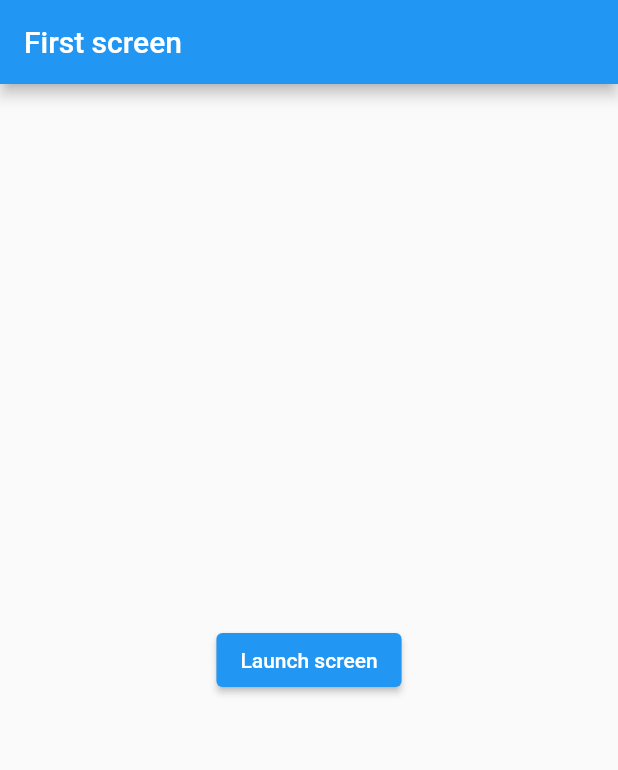
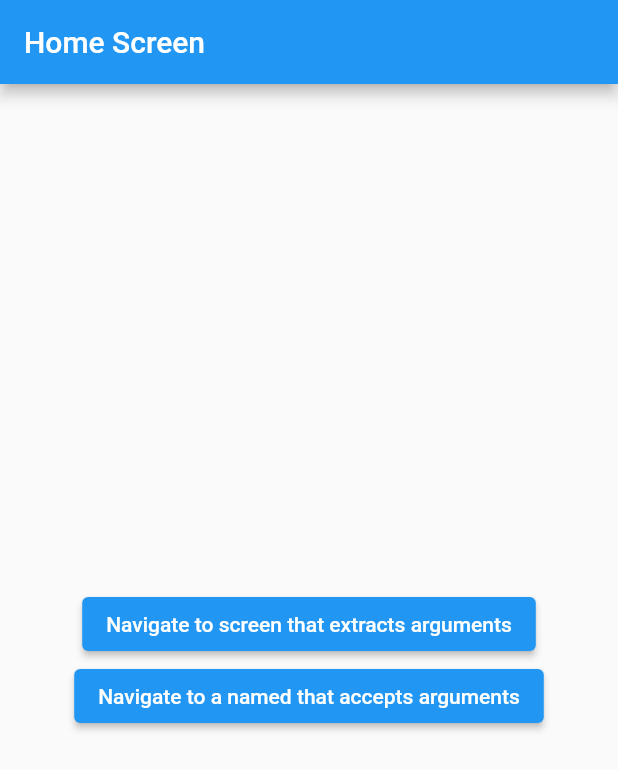
Before and after one commit to chimichi004/cookbook_flutter, a Flutter app: the screen it shows after launch, on a phone screen of 412 x 824 dp. Shown: the top 770 px of the screen. Run offline on Flutter 3.47's test engine with Material 2 defaults, Android fonts, the phone set to English and light mode, and no system bars; our stand-ins replace cached_network_image, google_fonts, sentry, transparent_image.

Commit message:
Pass arguments to a named route

```diff
--- a/lib/main.dart
+++ b/lib/main.dart
@@ -43,8 +43,12 @@ import 'package:google_fonts/google_fonts.dart';
 /*Navigation */
 // import 'navigation/nav_hero/main_screen.dart';
 //import 'navigation/nav_routes/first_route.dart';
-import 'navigation/nav_name_routes/firstscreen.dart';
-import 'navigation/nav_name_routes/secondscreem.dart';
+//import 'navigation/nav_name_routes/firstscreen.dart';
+//import 'navigation/nav_name_routes/secondscreem.dart';
+import 'package:cookbook_flutter/navigation/nav_extract_routenames/extract_screen.dart';
+import 'package:cookbook_flutter/navigation/nav_extract_routenames/home_screen.dart';
+import 'package:cookbook_flutter/navigation/nav_extract_routenames/pass_screen.dart';
+import 'package:cookbook_flutter/navigation/nav_extract_routenames/screen_arguments.dart';
 
 main() {
   // runApp(MaterialApp(
@@ -83,18 +87,55 @@ class MyApp extends StatelessWidget {
     // );
 
     //SAMPLE ANIMATE NAVIGATE
+    // return MaterialApp(
+    //   title: 'Navigation Basics',
+    //   //home: FirstRoute(), //Comment this if using NavigationRoutes
+    //   // Start the app with the "/" named route. In this case, the app starts
+    //   // on the FirstScreen widget.
+    //   initialRoute: '/',
+    //   routes: {
+    //     // When navigating to the "/" route, build the FirstScreen widget.
+    //     '/': (context) => FirstScreen(),
+    //     // When navigating to the "/second" route, build the SecondScreen widget.
+    //     '/second': (context) => SecondScreen(),
+    //   },
+    // );
+
+    ///ADVANCE MATERIAL NAVIGATION
+    ///Pass arguments to a named route
     return MaterialApp(
-      title: 'Navigation Basics',
-      //home: FirstRoute(), //Comment this if using NavigationRoutes
-      // Start the app with the "/" named route. In this case, the app starts
-      // on the FirstScreen widget.
-      initialRoute: '/',
-      routes: {
-        // When navigating to the "/" route, build the FirstScreen widget.
-        '/': (context) => FirstScreen(),
-        // When navigating to the "/second" route, build the SecondScreen widget.
-        '/second': (context) => SecondScreen(),
-      },
-    );
+        // Provide a function to handle named routes. Use this function to
+        // identify the named route being pushed, and create the correct
+        // Screen.
+        onGenerateRoute: (settings) {
+          // If you push the PassArguments route
+          if (settings.name == PassArgumentsScreen.routeName) {
+            // Cast the arguments to the correct type: ScreenArguments.
+            final ScreenArguments args = settings.arguments;
+
+            // Then, extract the required data from the arguments and
+            // pass the data to the correct screen.
+            return MaterialPageRoute(
+              builder: (context) {
+                return PassArgumentsScreen(
+                  title: args.title,
+                  message: args.message,
+                );
+              },
+            );
+          }
+          // The code only supports PassArgumentsScreen.routeName right now.
+          // Other values need to be implemented if we add them. The assertion
+          // here will help remind us of that higher up in the call stack, since
+          // this assertion would otherwise fire somewhere in the framework.
+          assert(false, 'Need to implement ${settings.name}');
+          return null;
+        },
+        title: 'Navigation with Arguments',
+        home: HomeScreen(),
+        routes: {
+          ExtractArgumentsScreen.routeName: (context) =>
+              ExtractArgumentsScreen(),
+        });
   }
 }
--- /dev/null
+++ b/lib/navigation/nav_extract_routenames/home_screen.dart
@@ -0,0 +1,59 @@
+// https://flutter.dev/docs/cookbook/navigation/navigate-with-arguments
+
+import 'package:cookbook_flutter/navigation/nav_extract_routenames/extract_screen.dart';
+import 'package:cookbook_flutter/navigation/nav_extract_routenames/pass_screen.dart';
+import 'package:cookbook_flutter/navigation/nav_extract_routenames/screen_arguments.dart';
+import 'package:flutter/material.dart';
+
+class HomeScreen extends StatelessWidget {
+  @override
+  Widget build(BuildContext context) {
+    return Scaffold(
+      appBar: AppBar(
+        title: Text('Home Screen'),
+      ),
+      body: Center(
+        child: Column(
+          mainAxisAlignment: MainAxisAlignment.center,
+          children: <Widget>[
+            // A button that navigates to a named route that. The named route
+            // extracts the arguments by itself.
+            ElevatedButton(
+              child: Text("Navigate to screen that extracts arguments"),
+              onPressed: () {
+                // When the user taps the button, navigate to a named route
+                // and provide the arguments as an optional parameter.
+                Navigator.pushNamed(
+                  context,
+                  ExtractArgumentsScreen.routeName,
+                  arguments: ScreenArguments(
+                    'Extract Arguments Screen',
+                    'This message is extracted in the build method.',
+                  ),
+                );
+              },
+            ),
+            // A button that navigates to a named route. For this route, extract
+            // the arguments in the onGenerateRoute function and pass them
+            // to the screen.
+            ElevatedButton(
+              child: Text("Navigate to a named that accepts arguments"),
+              onPressed: () {
+                // When the user taps the button, navigate to a named route
+                // and provide the arguments as an optional parameter.
+                Navigator.pushNamed(
+                  context,
+                  PassArgumentsScreen.routeName,
+                  arguments: ScreenArguments(
+                    'Accept Arguments Screen',
+                    'This message is extracted in the onGenerateRoute function.',
+                  ),
+                );
+              },
+            ),
+          ],
+        ),
+      ),
+    );
+  }
+}
--- /dev/null
+++ b/lib/navigation/nav_extract_routenames/pass_screen.dart
@@ -0,0 +1,34 @@
+// https://flutter.dev/docs/cookbook/navigation/navigate-with-arguments
+
+import 'package:flutter/material.dart';
+
+// A Widget that accepts the necessary arguments via the constructor.
+class PassArgumentsScreen extends StatelessWidget {
+  static const routeName = '/passArguments';
+
+  final String title;
+  final String message;
+
+  // This Widget accepts the arguments as constructor parameters. It does not
+  // extract the arguments from the ModalRoute.
+  //
+  // The arguments are extracted by the onGenerateRoute function provided to the
+  // MaterialApp widget.
+  const PassArgumentsScreen({
+    Key key,
+    @required this.title,
+    @required this.message,
+  }) : super(key: key);
+
+  @override
+  Widget build(BuildContext context) {
+    return Scaffold(
+      appBar: AppBar(
+        title: Text(title),
+      ),
+      body: Center(
+        child: Text(message),
+      ),
+    );
+  }
+}
--- /dev/null
+++ b/lib/navigation/nav_extract_routenames/screen_arguments.dart
@@ -0,0 +1,11 @@
+// https://flutter.dev/docs/cookbook/navigation/navigate-with-arguments
+
+// You can pass any object to the arguments parameter.
+// In this example, create a class that contains a customizable
+// title and message.
+class ScreenArguments {
+  final String title;
+  final String message;
+
+  ScreenArguments(this.title, this.message);
+}
```
Also changed, not shown: lib/navigation/nav_extract_routenames/extract_screen.dart (added, +25 -0 lines).
